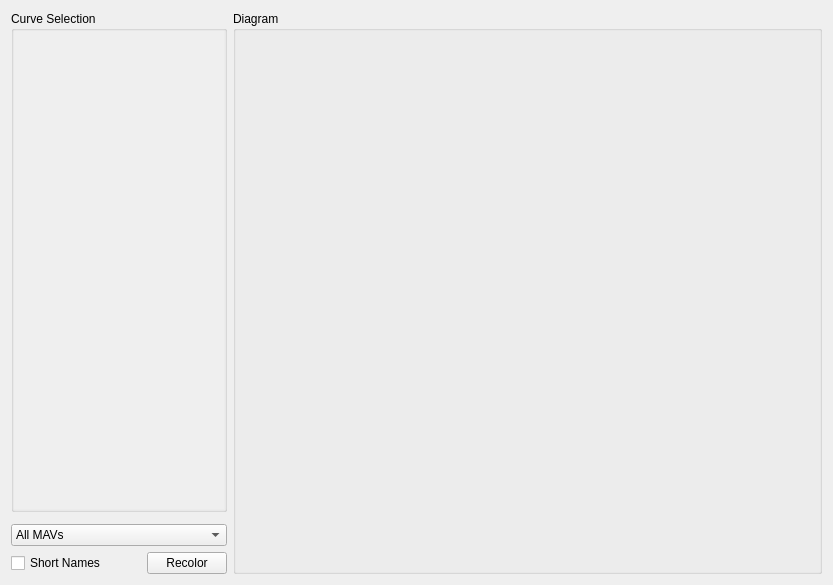
First picture: the form in src/ui/Linechart.ui, repository mavlink/qgroundcontrol, before the edit.
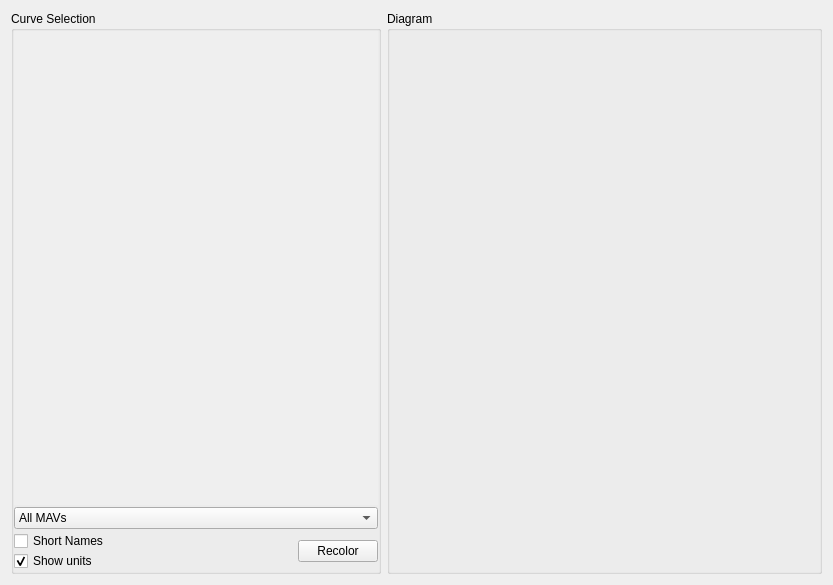
Second picture: the form after the edit.

Commit message: Modified the Linechart widget so that the "Show units" button is under the "Curve Selection" frame, which is what it actually modifies. Also moved all of the UI that was under the "Curve Selection" to inside of it at the bottom so that the grouping of UI elements is more coherent.

What changed in the file:
```diff
--- a/src/ui/Linechart.ui
+++ b/src/ui/Linechart.ui
@@ -25,8 +25,11 @@
   <property name="windowTitle">
    <string>Form</string>
   </property>
-  <layout class="QGridLayout" name="gridLayout" columnstretch="5,5,5,5,100">
-   <item row="0" column="0" colspan="4">
+  <property name="styleSheet">
+   <string notr="true"/>
+  </property>
+  <layout class="QGridLayout" name="gridLayout" columnstretch="5,0,0">
+   <item row="0" column="0" rowspan="3">
     <widget class="QGroupBox" name="curveGroupBox">
      <property name="sizePolicy">
       <sizepolicy hsizetype="Expanding" vsizetype="MinimumExpanding">
@@ -46,13 +49,16 @@
        <height>16777215</height>
       </size>
      </property>
+     <property name="styleSheet">
+      <string notr="true"/>
+     </property>
      <property name="title">
       <string>Curve Selection</string>
      </property>
      <property name="alignment">
       <set>Qt::AlignLeading|Qt::AlignLeft|Qt::AlignTop</set>
      </property>
-     <layout class="QVBoxLayout" name="verticalLayout">
+     <layout class="QVBoxLayout" name="verticalLayout" stretch="0,0">
       <property name="spacing">
        <number>2</number>
       </property>
@@ -82,6 +88,9 @@
         <property name="autoFillBackground">
          <bool>false</bool>
         </property>
+        <property name="styleSheet">
+         <string notr="true"/>
+        </property>
         <property name="frameShape">
          <enum>QFrame::NoFrame</enum>
         </property>
@@ -99,17 +108,103 @@
           <rect>
            <x>0</x>
            <y>0</y>
-           <width>219</width>
-           <height>475</height>
+           <width>368</width>
+           <height>488</height>
           </rect>
          </property>
         </widget>
        </widget>
       </item>
+      <item>
+       <layout class="QVBoxLayout" name="verticalLayout_2">
+        <property name="spacing">
+         <number>2</number>
+        </property>
+        <item>
+         <widget class="QComboBox" name="uasSelectionBox">
+          <item>
+           <property name="text">
+            <string>All MAVs</string>
+           </property>
+          </item>
+         </widget>
+        </item>
+        <item>
+         <layout class="QHBoxLayout" name="horizontalLayout" stretch="1,0">
+          <property name="spacing">
+           <number>0</number>
+          </property>
+          <item>
+           <layout class="QVBoxLayout" name="verticalLayout_3">
+            <property name="spacing">
+             <number>0</number>
+            </property>
+            <item>
+             <widget class="QCheckBox" name="shortNameCheckBox">
+              <property name="toolTip">
+               <string>Display only variable names in curve list</string>
+              </property>
+              <property name="text">
+               <string>Short Names</string>
+              </property>
+             </widget>
+            </item>
+            <item>
+             <widget class="QCheckBox" name="showUnitsCheckBox">
+              <property name="toolTip">
+               <string>Display variable units in curve list</string>
+              </property>
+              <property name="whatsThis">
+               <string>Display variable units in curve list</string>
+              </property>
+              <property name="text">
+               <string>Show units</string>
+              </property>
+              <property name="checked">
+               <bool>true</bool>
+              </property>
+             </widget>
+            </item>
+           </layout>
+          </item>
+          <item>
+           <layout class="QVBoxLayout" name="verticalLayout_4">
+            <item>
+             <widget class="QPushButton" name="recolorButton">
+              <property name="toolTip">
+               <string>Rotate color scheme for all curves</string>
+              </property>
+              <property name="text">
+               <string>Recolor</string>
+              </property>
+             </widget>
+            </item>
+            <item>
+             <spacer name="verticalSpacer">
+              <property name="orientation">
+               <enum>Qt::Vertical</enum>
+              </property>
+              <property name="sizeType">
+               <enum>QSizePolicy::Minimum</enum>
+              </property>
+              <property name="sizeHint" stdset="0">
+               <size>
+                <width>20</width>
+                <height>0</height>
+               </size>
+              </property>
+             </spacer>
+            </item>
+           </layout>
+          </item>
+         </layout>
+        </item>
+       </layout>
+      </item>
      </layout>
     </widget>
    </item>
-   <item row="0" column="4" rowspan="4">
+   <item row="0" column="2" rowspan="3">
     <widget class="QGroupBox" name="diagramGroupBox">
      <property name="sizePolicy">
       <sizepolicy hsizetype="MinimumExpanding" vsizetype="MinimumExpanding">
@@ -129,47 +224,14 @@
        <height>300</height>
       </size>
      </property>
+     <property name="styleSheet">
+      <string notr="true"/>
+     </property>
      <property name="title">
       <string>Diagram</string>
      </property>
     </widget>
    </item>
-   <item row="3" column="0">
-    <widget class="QCheckBox" name="shortNameCheckBox">
-     <property name="text">
-      <string>Short Names</string>
-     </property>
-    </widget>
-   </item>
-   <item row="3" column="2" colspan="2">
-    <widget class="QPushButton" name="recolorButton">
-     <property name="text">
-      <string>Recolor</string>
-     </property>
-    </widget>
-   </item>
-   <item row="3" column="1">
-    <spacer name="horizontalSpacer">
-     <property name="orientation">
-      <enum>Qt::Horizontal</enum>
-     </property>
-     <property name="sizeHint" stdset="0">
-      <size>
-       <width>40</width>
-       <height>20</height>
-      </size>
-     </property>
-    </spacer>
-   </item>
-   <item row="2" column="0" colspan="4">
-    <widget class="QComboBox" name="uasSelectionBox">
-     <item>
-      <property name="text">
-       <string>All MAVs</string>
-      </property>
-     </item>
-    </widget>
-   </item>
   </layout>
  </widget>
  <resources/>
```
The commit also changes 3 other files.
